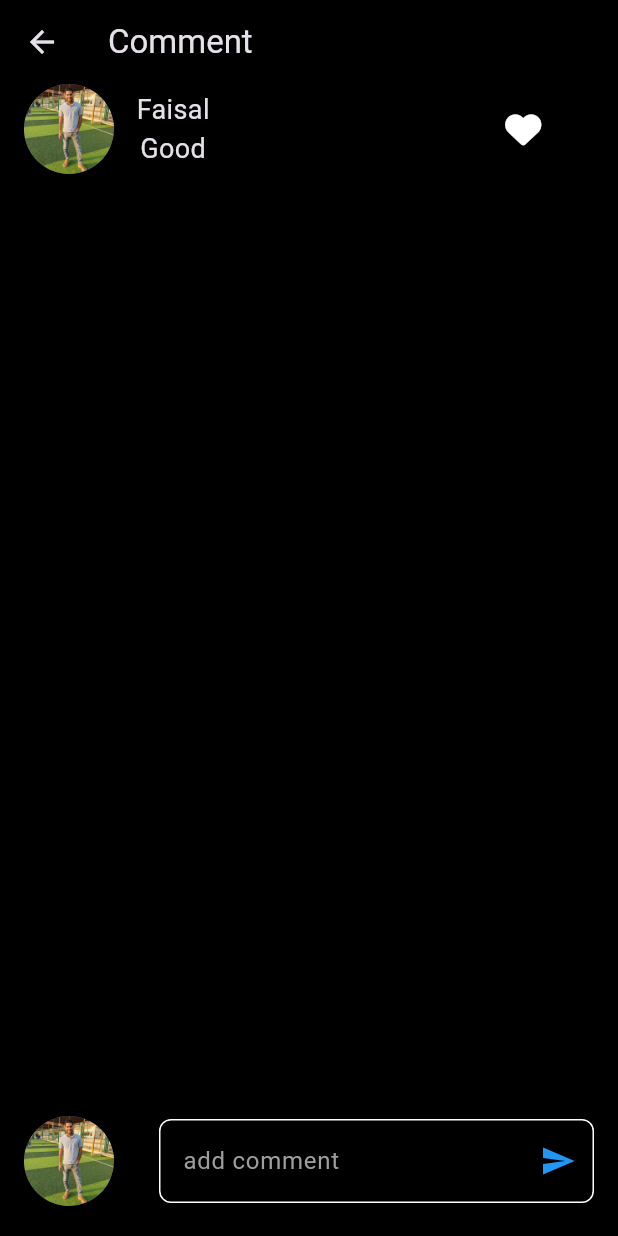
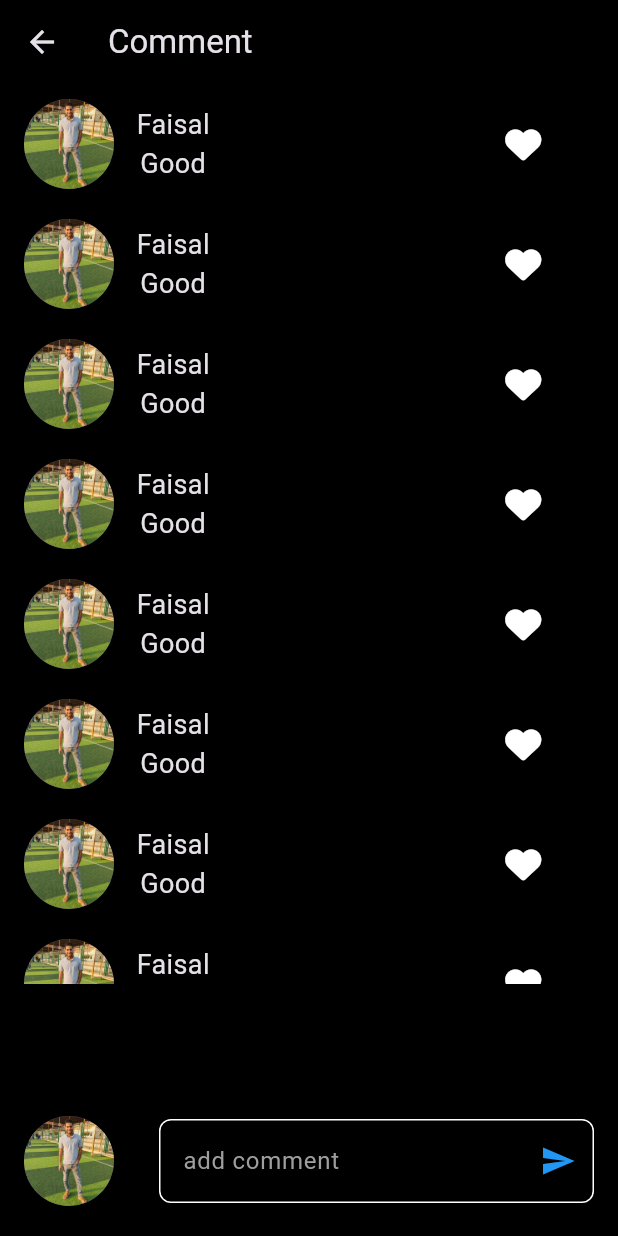
Before and after one commit to faisal-abdelnase/social-media, a Flutter app: the CommentScreen screen opened directly, on a phone screen of 412 x 824 dp. Run offline on Flutter 3.47's test engine with Material 3 defaults, Android fonts, the phone set to English and light mode, and no system bars; our stand-ins replace font_awesome_flutter.

Commit message:
update some page

```diff
--- a/lib/features/home/presentation/screen/comment_screen.dart
+++ b/lib/features/home/presentation/screen/comment_screen.dart
@@ -20,50 +20,31 @@ class _CommentScreenState extends State<CommentScreen> {
         title: const Text("Comment"),
       ),
 
-      body: const Padding(
-        padding: EdgeInsets.symmetric(horizontal: 16),
+      body: Padding(
+        padding: const EdgeInsets.symmetric(horizontal: 16),
         child: Column(
           children: [
-            SingleChildScrollView(
-              child: Column(
-                children: [
-                  Row(
 
-                    children: [
-                      CircleAvatar(
-                        radius: 30,
-                        backgroundImage: AssetImage("assets/images/1.jpg"),
-                      ),
+            SizedBox(
+              height: 600,
+              child: ListView.builder(
+                shrinkWrap: true,
 
-                      SizedBox(width: 15,),
-
-                      Column(
-                        children: [
-                          Text("Faisal",
-                          style: TextStyle(
-                            fontSize: 18,
-                          ),),
-                          Text("Good",
-                          style: TextStyle(
-                            fontSize: 18,
-                          ),),
-                        ],
-                      ),
-
-                      SizedBox(width: 185,),
-
-                      CustomIconButtonLove(),
-                    ],
-                  ),
-                ],
+                itemCount: 20,
+                itemBuilder: (context, index) {
+                return const Padding(
+                  padding: EdgeInsets.symmetric(vertical: 10),
+                  child: PostComments(),
+                );
+              },
               ),
             ),
 
-            Spacer(),
+            const Spacer(),
 
 
 
-            Row(
+            const Row(
               mainAxisAlignment: MainAxisAlignment.spaceBetween,
               children: [
                 CircleAvatar(
@@ -79,7 +60,7 @@ class _CommentScreenState extends State<CommentScreen> {
             ),
 
 
-            SizedBox(
+            const SizedBox(
               height: 20,
             ),
           ],
@@ -88,3 +69,41 @@ class _CommentScreenState extends State<CommentScreen> {
     );
   }
 }
+
+class PostComments extends StatelessWidget {
+  const PostComments({
+    super.key,
+  });
+
+  @override
+  Widget build(BuildContext context) {
+    return const Row(
+
+      children: [
+        CircleAvatar(
+          radius: 30,
+          backgroundImage: AssetImage("assets/images/1.jpg"),
+        ),
+
+        SizedBox(width: 15,),
+
+        Column(
+          children: [
+            Text("Faisal",
+            style: TextStyle(
+              fontSize: 18,
+            ),),
+            Text("Good",
+            style: TextStyle(
+              fontSize: 18,
+            ),),
+          ],
+        ),
+
+        SizedBox(width: 185,),
+
+        CustomIconButtonLove(),
+      ],
+    );
+  }
+}
```
Also changed, not shown: lib/features/add_post/presentation/views/add_post_page.dart (+5 -4 lines), lib/features/profile_Page/presentation/views/widgets/profile_page_body.dart (+15 -13 lines).
